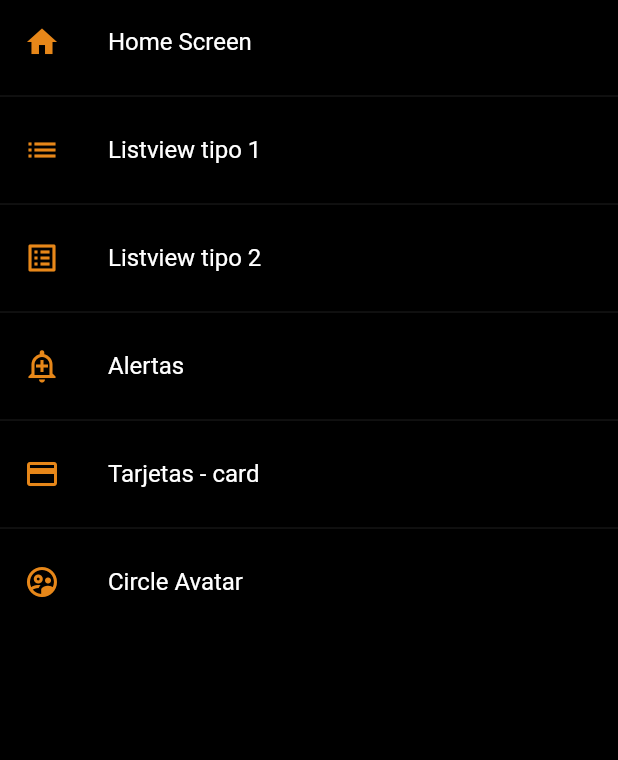
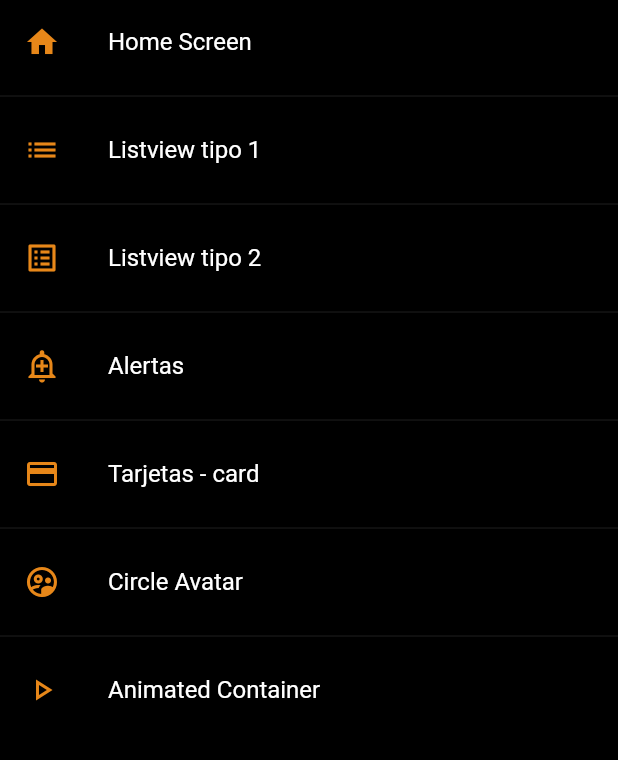
Before and after one commit to leone2016/flutter, a Flutter app: the screen it shows after launch, on a phone screen of 412 x 824 dp, the part 84-844 px from its top. Run offline on Flutter 3.47's test engine with Material 2 defaults, Android fonts, the phone set to English and light mode, and no system bars.

Commit message:
85: widget container

```diff
--- a/seccion6/flutter_componentes/lib/router/app_routes.dart
+++ b/seccion6/flutter_componentes/lib/router/app_routes.dart
@@ -13,9 +13,11 @@ class AppRoutes {
     MenuOption(
         route: 'alert', icon: Icons.add_alert_outlined, name: 'Alertas', screen: const AlertScreen()),
     MenuOption(
-        route: 'Card', icon: Icons.credit_card, name: 'Tarjetas - card', screen: const CartScreen()),
+        route: 'card', icon: Icons.credit_card, name: 'Tarjetas - card', screen: const CartScreen()),
     MenuOption(
-        route: 'Avatar', icon: Icons.supervised_user_circle_outlined, name: 'Circle Avatar', screen: const AvatarScreen())
+        route: 'avatar', icon: Icons.supervised_user_circle_outlined, name: 'Circle Avatar', screen: const AvatarScreen()),
+    MenuOption(
+        route: 'animated', icon: Icons.play_arrow_outlined, name: 'Animated Container', screen: const AnimatedScreen())
   ];
 
   static const initialRoute = 'home';
--- a/seccion6/flutter_componentes/lib/screens/index.dart
+++ b/seccion6/flutter_componentes/lib/screens/index.dart
@@ -1,3 +1,4 @@
+export 'package:flutter_componentes/screens/animated_screen.dart';
 export 'package:flutter_componentes/screens/avatar_screen.dart';
 export 'package:flutter_componentes/screens/home_screen.dart';
 export 'package:flutter_componentes/screens/alert_screen.dart';
```
Also changed, not shown: seccion6/flutter_componentes/lib/screens/animated_screen.dart (added, +61 -0 lines).
